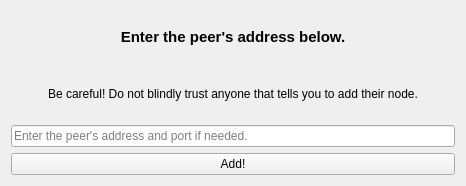
DiablosMalice/dogecoin-1, file src/qt/forms/addpeerdialog.ui: the form before one commit.
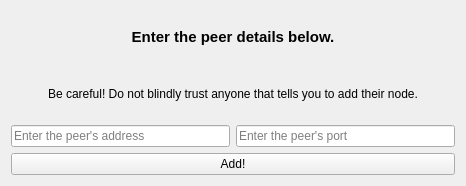
The form after the commit.

Commit message: Added two input fields for peer address and port

```diff
--- a/src/qt/forms/addpeerdialog.ui
+++ b/src/qt/forms/addpeerdialog.ui
@@ -24,7 +24,7 @@
       </font>
      </property>
      <property name="text">
-      <string>Enter the peer's address below.</string>
+      <string>Enter the peer details below.</string>
      </property>
      <property name="alignment">
       <set>Qt::AlignCenter</set>
@@ -42,11 +42,22 @@
     </widget>
    </item>
    <item>
-    <widget class="QLineEdit" name="lineEdit">
+    <layout class="QHBoxLayout" name="horizontalLayout">
+     <item>
+      <widget class="QLineEdit" name="peerAddress">
      <property name="placeholderText">
-      <string>Enter the peer's address and port if needed.</string>
-     </property>
-    </widget>
+        <string>Enter the peer's address</string>
+       </property>
+      </widget>
+     </item>
+     <item>
+      <widget class="QLineEdit" name="peerPort">
+       <property name="placeholderText">
+        <string>Enter the peer's port</string>
+       </property>
+      </widget>
+     </item>
+    </layout>
    </item>
    <item>
     <widget class="QPushButton" name="pushButton">
```
Lines whose indentation alone changed are shown as unchanged. The commit also changes 5 other files.
